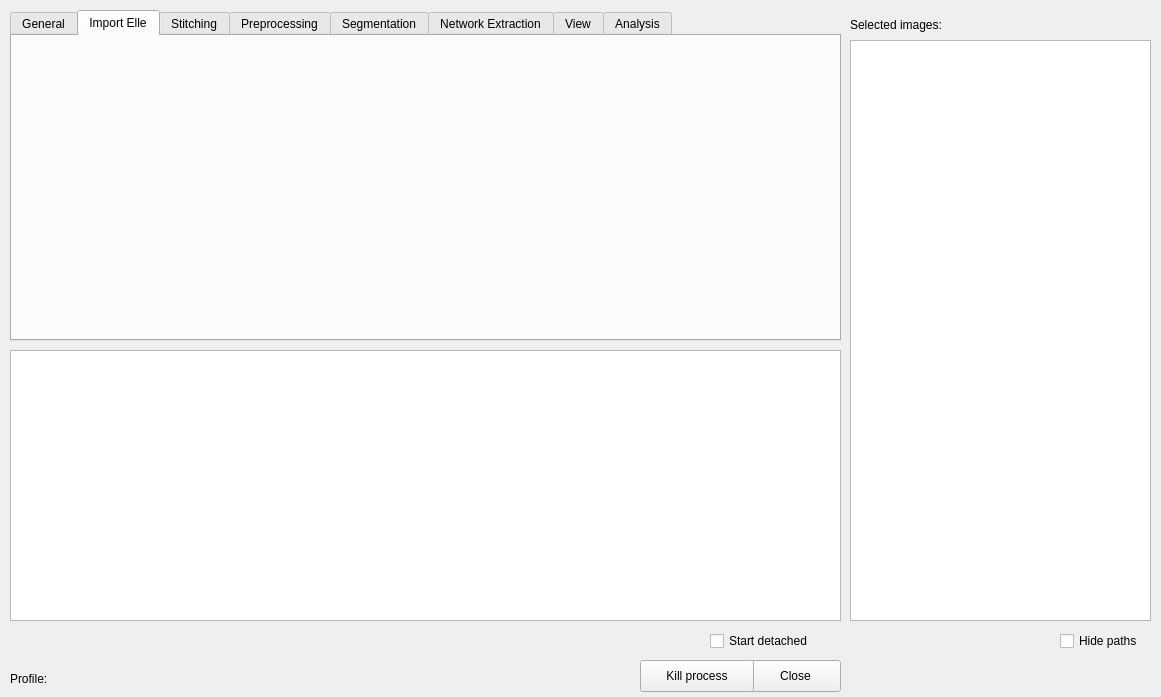
Before: the Qt Designer form processdialog.ui in tobinder/processdialog, drawn with Qt 5.
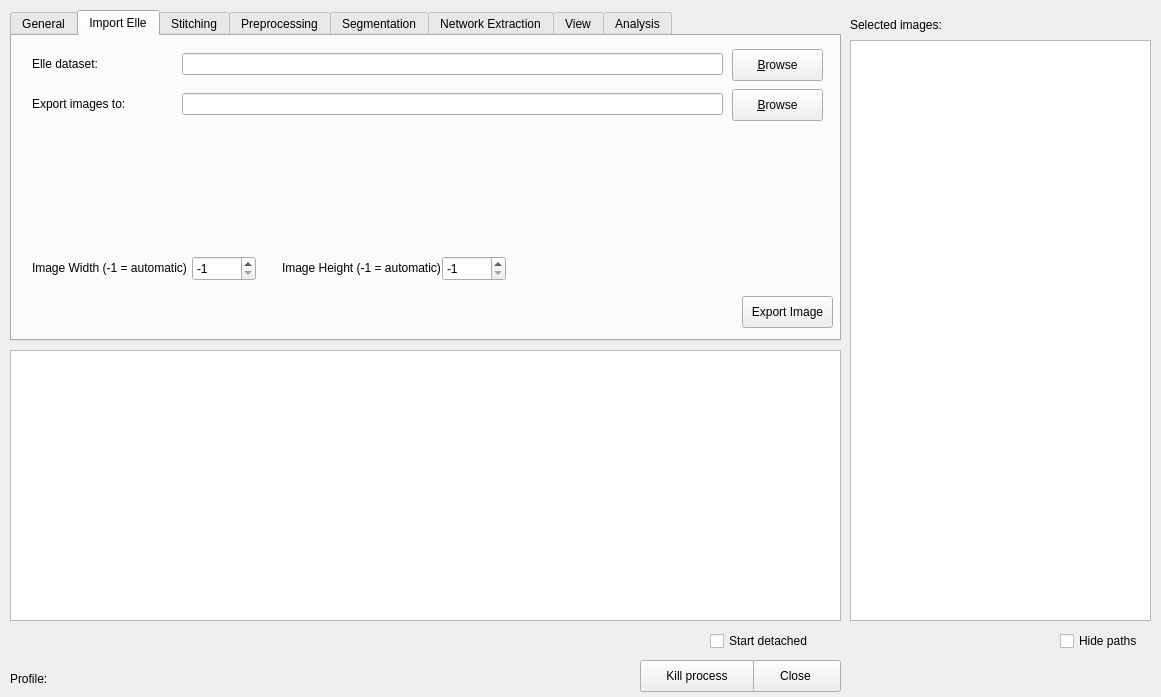
After: the same form once the commit is applied. The open tabs and pages were chosen to show the change. Icons and pictures are not drawn.

Commit message: Add elle dataset functions

Diff of the .ui file:
```diff
--- a/processdialog.ui
+++ b/processdialog.ui
@@ -515,6 +515,218 @@
     <attribute name="title">
      <string>Import Elle</string>
     </attribute>
+    <widget class="QPushButton" name="elleDataSetBrowse">
+     <property name="geometry">
+      <rect>
+       <x>720</x>
+       <y>13</y>
+       <width>91</width>
+       <height>32</height>
+      </rect>
+     </property>
+     <property name="sizePolicy">
+      <sizepolicy hsizetype="Fixed" vsizetype="Fixed">
+       <horstretch>0</horstretch>
+       <verstretch>0</verstretch>
+      </sizepolicy>
+     </property>
+     <property name="text">
+      <string>&amp;Browse</string>
+     </property>
+     <property name="shortcut">
+      <string>Alt+B</string>
+     </property>
+    </widget>
+    <widget class="QLabel" name="elleDSLabel">
+     <property name="geometry">
+      <rect>
+       <x>20</x>
+       <y>20</y>
+       <width>111</width>
+       <height>16</height>
+      </rect>
+     </property>
+     <property name="sizePolicy">
+      <sizepolicy hsizetype="Fixed" vsizetype="Preferred">
+       <horstretch>0</horstretch>
+       <verstretch>0</verstretch>
+      </sizepolicy>
+     </property>
+     <property name="frameShape">
+      <enum>QFrame::NoFrame</enum>
+     </property>
+     <property name="frameShadow">
+      <enum>QFrame::Plain</enum>
+     </property>
+     <property name="text">
+      <string>Elle dataset:</string>
+     </property>
+     <property name="buddy">
+      <cstring>originalEdit</cstring>
+     </property>
+    </widget>
+    <widget class="QLineEdit" name="elleDataSetEdit">
+     <property name="geometry">
+      <rect>
+       <x>170</x>
+       <y>17</y>
+       <width>541</width>
+       <height>22</height>
+      </rect>
+     </property>
+    </widget>
+    <widget class="QLineEdit" name="elleExportEdit">
+     <property name="geometry">
+      <rect>
+       <x>170</x>
+       <y>57</y>
+       <width>541</width>
+       <height>22</height>
+      </rect>
+     </property>
+    </widget>
+    <widget class="QPushButton" name="elleExportBrowse">
+     <property name="geometry">
+      <rect>
+       <x>720</x>
+       <y>53</y>
+       <width>91</width>
+       <height>32</height>
+      </rect>
+     </property>
+     <property name="sizePolicy">
+      <sizepolicy hsizetype="Fixed" vsizetype="Fixed">
+       <horstretch>0</horstretch>
+       <verstretch>0</verstretch>
+      </sizepolicy>
+     </property>
+     <property name="text">
+      <string>&amp;Browse</string>
+     </property>
+     <property name="shortcut">
+      <string>Alt+B</string>
+     </property>
+    </widget>
+    <widget class="QLabel" name="elleExportLabel">
+     <property name="geometry">
+      <rect>
+       <x>20</x>
+       <y>60</y>
+       <width>111</width>
+       <height>16</height>
+      </rect>
+     </property>
+     <property name="sizePolicy">
+      <sizepolicy hsizetype="Fixed" vsizetype="Preferred">
+       <horstretch>0</horstretch>
+       <verstretch>0</verstretch>
+      </sizepolicy>
+     </property>
+     <property name="frameShape">
+      <enum>QFrame::NoFrame</enum>
+     </property>
+     <property name="frameShadow">
+      <enum>QFrame::Plain</enum>
+     </property>
+     <property name="text">
+      <string>Export images to:</string>
+     </property>
+     <property name="buddy">
+      <cstring>originalEdit</cstring>
+     </property>
+    </widget>
+    <widget class="QLabel" name="label_10">
+     <property name="geometry">
+      <rect>
+       <x>20</x>
+       <y>224</y>
+       <width>161</width>
+       <height>16</height>
+      </rect>
+     </property>
+     <property name="text">
+      <string>Image Width (-1 = automatic)</string>
+     </property>
+    </widget>
+    <widget class="QSpinBox" name="elleXBox">
+     <property name="geometry">
+      <rect>
+       <x>180</x>
+       <y>220</y>
+       <width>64</width>
+       <height>25</height>
+      </rect>
+     </property>
+     <property name="minimum">
+      <number>-1</number>
+     </property>
+     <property name="maximum">
+      <number>99999</number>
+     </property>
+     <property name="singleStep">
+      <number>1</number>
+     </property>
+     <property name="value">
+      <number>-1</number>
+     </property>
+    </widget>
+    <widget class="QLabel" name="label_11">
+     <property name="geometry">
+      <rect>
+       <x>270</x>
+       <y>224</y>
+       <width>161</width>
+       <height>16</height>
+      </rect>
+     </property>
+     <property name="text">
+      <string>Image Height (-1 = automatic)</string>
+     </property>
+    </widget>
+    <widget class="QSpinBox" name="elleYBox">
+     <property name="geometry">
+      <rect>
+       <x>430</x>
+       <y>220</y>
+       <width>64</width>
+       <height>25</height>
+      </rect>
+     </property>
+     <property name="minimum">
+      <number>-1</number>
+     </property>
+     <property name="maximum">
+      <number>99999</number>
+     </property>
+     <property name="singleStep">
+      <number>1</number>
+     </property>
+     <property name="value">
+      <number>-1</number>
+     </property>
+    </widget>
+    <widget class="QPushButton" name="elleExportButton">
+     <property name="geometry">
+      <rect>
+       <x>730</x>
+       <y>260</y>
+       <width>91</width>
+       <height>32</height>
+      </rect>
+     </property>
+     <property name="sizePolicy">
+      <sizepolicy hsizetype="Fixed" vsizetype="Fixed">
+       <horstretch>0</horstretch>
+       <verstretch>0</verstretch>
+      </sizepolicy>
+     </property>
+     <property name="text">
+      <string>Export Image</string>
+     </property>
+     <property name="shortcut">
+      <string>Alt+B</string>
+     </property>
+    </widget>
    </widget>
    <widget class="QWidget" name="stitching">
     <attribute name="title">
```
Left out of the diff: 6 changed lines with no effect on the pictures. The commit also changes 2 other files.
